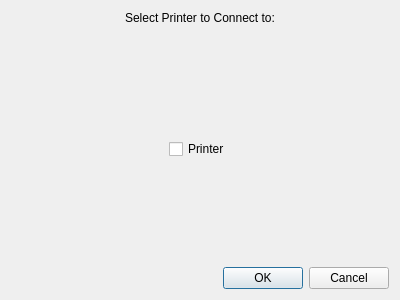
First picture: the form in QtCode/ConnecttoPrinter.ui, repository sciencefreak500/3DPrinterSoftware, before the edit.
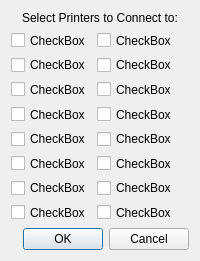
Second picture: the form after the edit.

```diff
--- a/QtCode/ConnecttoPrinter.ui
+++ b/QtCode/ConnecttoPrinter.ui
@@ -6,29 +6,162 @@
    <rect>
     <x>0</x>
     <y>0</y>
-    <width>400</width>
-    <height>300</height>
+    <width>200</width>
+    <height>261</height>
    </rect>
   </property>
+  <property name="minimumSize">
+   <size>
+    <width>200</width>
+    <height>261</height>
+   </size>
+  </property>
+  <property name="maximumSize">
+   <size>
+    <width>200</width>
+    <height>261</height>
+   </size>
+  </property>
   <property name="windowTitle">
    <string>Dialog</string>
   </property>
   <layout class="QVBoxLayout" name="verticalLayout_2">
    <item>
     <layout class="QVBoxLayout" name="verticalLayout">
-     <item alignment="Qt::AlignHCenter|Qt::AlignTop">
+     <item>
       <widget class="QLabel" name="label">
+       <property name="maximumSize">
+        <size>
+         <width>16777215</width>
+         <height>20</height>
+        </size>
+       </property>
        <property name="text">
-        <string>Select Printer to Connect to:</string>
+        <string>Select Printers to Connect to:</string>
+       </property>
+       <property name="alignment">
+        <set>Qt::AlignCenter</set>
        </property>
       </widget>
      </item>
-     <item alignment="Qt::AlignHCenter|Qt::AlignTop">
-      <widget class="QCheckBox" name="checkBox">
-       <property name="text">
-        <string>Printer</string>
+     <item>
+      <layout class="QFormLayout" name="formLayout">
+       <property name="fieldGrowthPolicy">
+        <enum>QFormLayout::AllNonFixedFieldsGrow</enum>
        </property>
-      </widget>
+       <item row="0" column="0">
+        <widget class="QCheckBox" name="checkBox">
+         <property name="text">
+          <string>CheckBox</string>
+         </property>
+        </widget>
+       </item>
+       <item row="1" column="0">
+        <widget class="QCheckBox" name="checkBox_2">
+         <property name="text">
+          <string>CheckBox</string>
+         </property>
+        </widget>
+       </item>
+       <item row="2" column="0">
+        <widget class="QCheckBox" name="checkBox_3">
+         <property name="text">
+          <string>CheckBox</string>
+         </property>
+        </widget>
+       </item>
+       <item row="3" column="0">
+        <widget class="QCheckBox" name="checkBox_4">
+         <property name="text">
+          <string>CheckBox</string>
+         </property>
+        </widget>
+       </item>
+       <item row="4" column="0">
+        <widget class="QCheckBox" name="checkBox_5">
+         <property name="text">
+          <string>CheckBox</string>
+         </property>
+        </widget>
+       </item>
+       <item row="5" column="0">
+        <widget class="QCheckBox" name="checkBox_6">
+         <property name="text">
+          <string>CheckBox</string>
+         </property>
+        </widget>
+       </item>
+       <item row="0" column="1">
+        <widget class="QCheckBox" name="checkBox_7">
+         <property name="text">
+          <string>CheckBox</string>
+         </property>
+        </widget>
+       </item>
+       <item row="1" column="1">
+        <widget class="QCheckBox" name="checkBox_8">
+         <property name="text">
+          <string>CheckBox</string>
+         </property>
+        </widget>
+       </item>
+       <item row="2" column="1">
+        <widget class="QCheckBox" name="checkBox_9">
+         <property name="text">
+          <string>CheckBox</string>
+         </property>
+        </widget>
+       </item>
+       <item row="3" column="1">
+        <widget class="QCheckBox" name="checkBox_10">
+         <property name="text">
+          <string>CheckBox</string>
+         </property>
+        </widget>
+       </item>
+       <item row="4" column="1">
+        <widget class="QCheckBox" name="checkBox_11">
+         <property name="text">
+          <string>CheckBox</string>
+         </property>
+        </widget>
+       </item>
+       <item row="5" column="1">
+        <widget class="QCheckBox" name="checkBox_12">
+         <property name="text">
+          <string>CheckBox</string>
+         </property>
+        </widget>
+       </item>
+       <item row="6" column="0">
+        <widget class="QCheckBox" name="checkBox_13">
+         <property name="text">
+          <string>CheckBox</string>
+         </property>
+        </widget>
+       </item>
+       <item row="6" column="1">
+        <widget class="QCheckBox" name="checkBox_14">
+         <property name="text">
+          <string>CheckBox</string>
+         </property>
+        </widget>
+       </item>
+       <item row="7" column="0">
+        <widget class="QCheckBox" name="checkBox_15">
+         <property name="text">
+          <string>CheckBox</string>
+         </property>
+        </widget>
+       </item>
+       <item row="7" column="1">
+        <widget class="QCheckBox" name="checkBox_16">
+         <property name="text">
+          <string>CheckBox</string>
+         </property>
+        </widget>
+       </item>
+      </layout>
      </item>
     </layout>
    </item>
```
